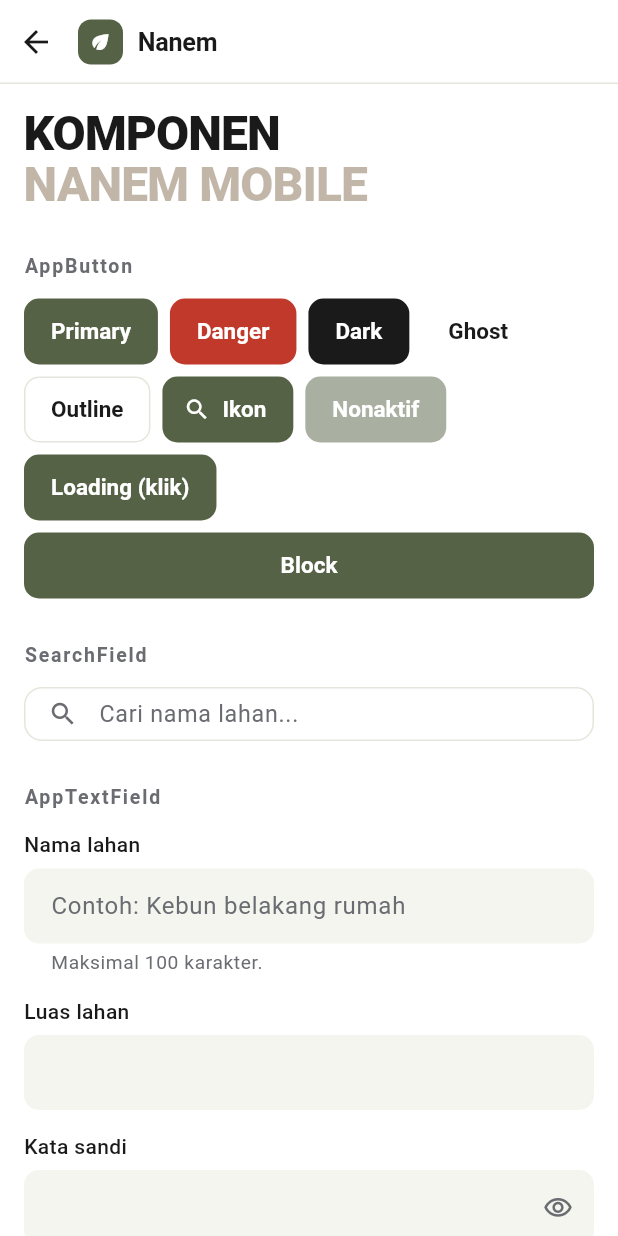
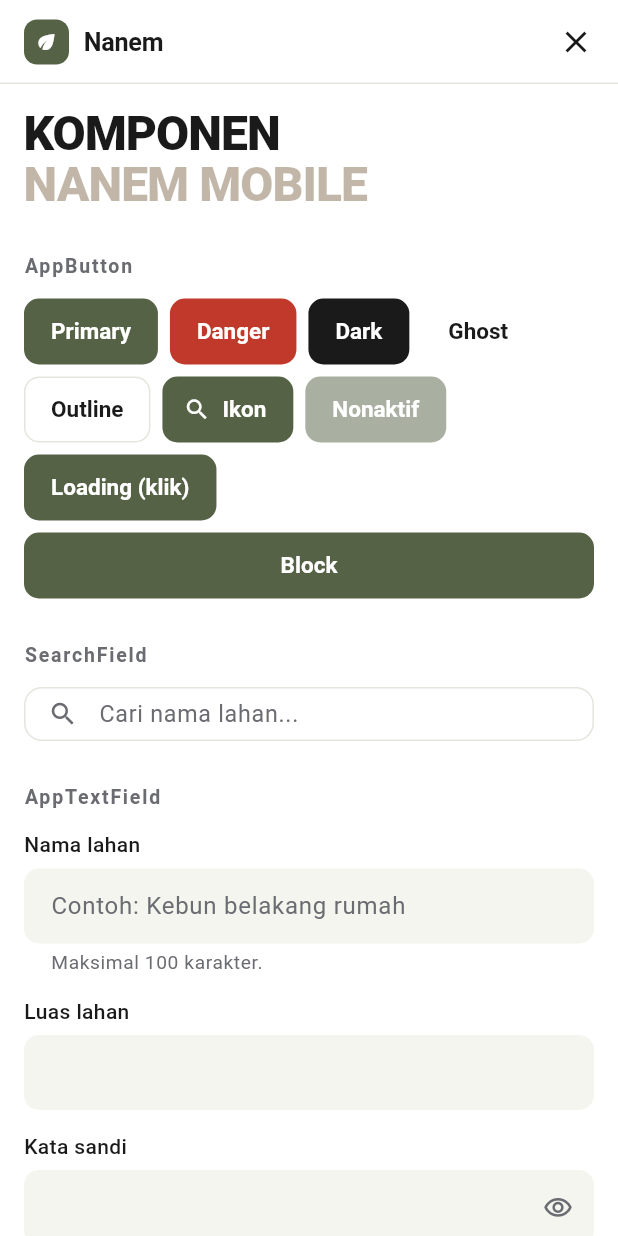
Before and after one commit to PBP-C13-25/NANEM-mobile, a Flutter app: the ComponentsPreviewPage screen opened by its route, on a phone screen of 412 x 824 dp. Run offline on Flutter 3.47's test engine with Material 3 defaults, Android fonts, the phone set to English and light mode, and no system bars; accounts and stored records are empty.

Commit message:
faet(app-foundation): re-styleing tomobol balik di AppBar

````diff
--- a/lib/core/widgets/nanem_app_bar.dart
+++ b/lib/core/widgets/nanem_app_bar.dart
@@ -1,13 +1,15 @@
 import 'package:flutter/material.dart';
 
 import '../theme/app_colors.dart';
+import '../theme/app_icons.dart';
 import 'brand.dart';
 
 /// AppBar standar NANEM: logo + "Nanem" di semua halaman.
 ///
-/// Tombol back otomatis:
-/// - halaman tab (di dalam HomeShell) → tanpa tombol back
-/// - halaman yang dibuka dengan push (detail, form, dll.) → ada tombol back
+/// Tombol tutup (X) otomatis di pojok KANAN
+/// - halaman tab (di dalam HomeShell) → tanpa tombol tutup
+/// - halaman yang dibuka dengan push (detail, form, dll.) → ada tombol X
+/// Tombol back bawaan HP / gesture geser tetap berfungsi seperti biasa.
 ///
 /// ```dart
 /// Scaffold(
@@ -30,16 +32,22 @@ class NanemAppBar extends StatelessWidget implements PreferredSizeWidget {
   @override
   Widget build(BuildContext context) {
     final inTab = TabScope.isInTab(context);
-    final showBack =
+    final canClose =
         !inTab && (ModalRoute.of(context)?.impliesAppBarDismissal ?? false);
 
     return AppBar(
-      automaticallyImplyLeading: !inTab,
-      // Ada tombol back → logo langsung menempel di sebelahnya
-      leadingWidth: showBack ? 48 : null,
-      titleSpacing: showBack ? 4 : NavigationToolbar.kMiddleSpacing,
+      automaticallyImplyLeading: false, // tidak ada panah di kiri
       title: const BrandLogo(size: 30),
-      actions: actions,
+      actions: [
+        ...?actions,
+        if (canClose)
+          IconButton(
+            tooltip: 'Tutup',
+            icon: const Icon(AppIcons.x),
+            onPressed: () => Navigator.of(context).maybePop(),
+          ),
+        const SizedBox(width: 4),
+      ],
     );
   }
 }
````
